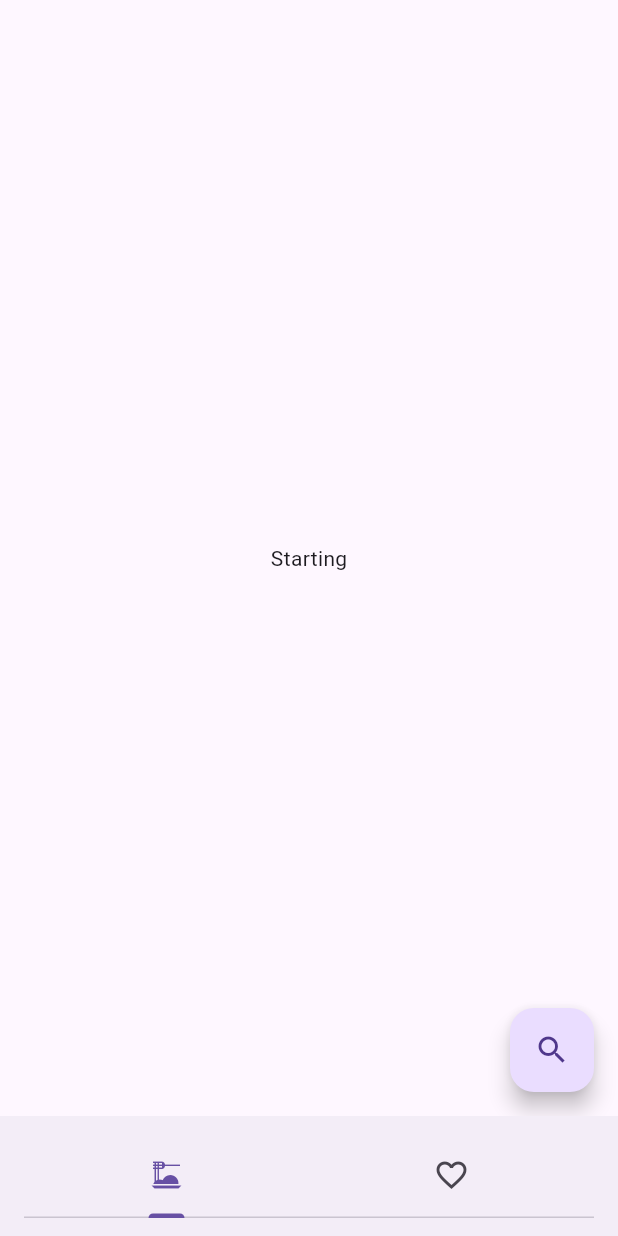
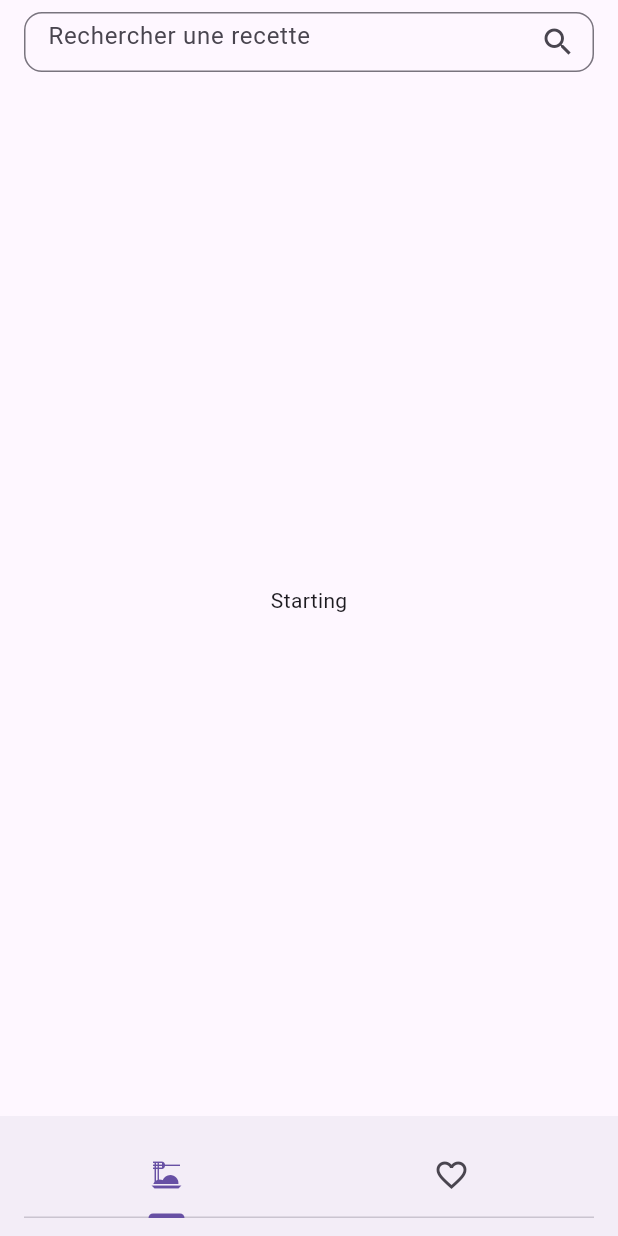
Before and after one commit to Badlix/recipe-manager, a Flutter app: the screen it shows after launch, on a phone screen of 412 x 824 dp. Run offline on Flutter 3.47's test engine with Material 3 defaults, Android fonts, the phone set to English and light mode, and no system bars; our stand-ins replace equatable, flutter_bloc, hydrated_bloc.

Commit message:
add search bar

```diff
--- a/lib/recipe/view/recipes_page.dart
+++ b/lib/recipe/view/recipes_page.dart
@@ -3,12 +3,40 @@ import 'package:flutter_bloc/flutter_bloc.dart';
 import 'package:recipe_manager/recipe/cubit/recipes_cubit.dart';
 import 'package:recipe_manager/recipe/view/recipe_card.dart';
 
-class RecipesPage extends StatelessWidget {
+class RecipesPage extends StatefulWidget {
   const RecipesPage({super.key});
+  @override
+  _RecipePageState createState() => _RecipePageState();
+}
+
+class _RecipePageState extends State<RecipesPage> {
+  final TextEditingController _textController = TextEditingController();
 
   @override
   Widget build(BuildContext context) {
     return Scaffold(
+      appBar: AppBar(
+        title: SizedBox(
+          height: 40,
+          child: TextField(
+            controller: _textController,
+            decoration: InputDecoration(
+              hintText: "Rechercher une recette",
+              border: OutlineInputBorder(
+                borderRadius: BorderRadius.circular(12),
+              ),
+              suffixIcon: IconButton(
+                onPressed: () async {
+                  context.read<RecipesCubit>().searchRecipes(
+                    _textController.text,
+                  );
+                },
+                icon: Icon(Icons.search),
+              ),
+            ),
+          ),
+        ),
+      ),
       body: BlocBuilder<RecipesCubit, RecipesState>(
         builder: (context, state) {
           return switch (state.status) {
@@ -27,12 +55,6 @@ class RecipesPage extends StatelessWidget {
           };
         },
       ),
-      floatingActionButton: FloatingActionButton(
-        onPressed: () async {
-          context.read<RecipesCubit>().searchRecipes('pie');
-        },
-        child: Icon(Icons.search),
-      ),
     );
   }
 }
```
